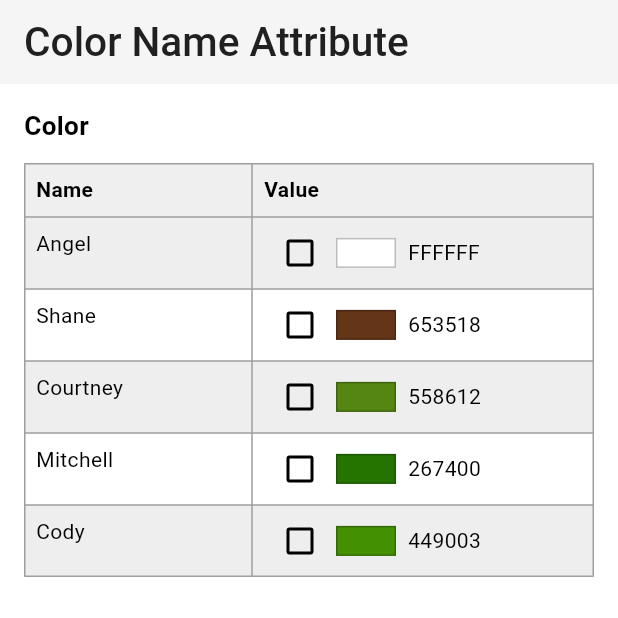
After one commit to nizam-app/Market-Jango-Backend-Update, a Flutter app: the VendorProductColorName screen opened by its route, on a phone screen of 412 x 824 dp, the top half of it. The commit adds this screen. Run offline on Flutter 3.47's test engine with Material 3 defaults, Android fonts, the phone set to English and light mode, and no system bars; our stand-ins replace carousel_slider, country_picker, fl_chart, flutter_colorpicker, flutter_rating, flutter_rating_bar and 9 more; network calls fail.

Commit message:
design full update

```diff
--- a/lib/core/widget/global_save_botton.dart
+++ b/lib/core/widget/global_save_botton.dart
@@ -1,6 +1,5 @@
 import 'package:flutter/material.dart';
 import 'package:flutter_screenutil/flutter_screenutil.dart';
-import 'package:go_router/go_router.dart';
 import 'package:market_jango/core/constants/color_control/all_color.dart';
 
 class GlobalSaveBotton extends StatelessWidget {
--- a/lib/features/buyer/screens/buyer_vendor_profile/buyer_vendor_profile_screen.dart
+++ b/lib/features/buyer/screens/buyer_vendor_profile/buyer_vendor_profile_screen.dart
@@ -5,7 +5,6 @@ import 'package:go_router/go_router.dart';
 import 'package:market_jango/core/widget/custom_new_product.dart';
 import 'package:market_jango/core/widget/see_more_button.dart';
 import 'package:market_jango/features/buyer/review/review_screen.dart';
-import 'package:market_jango/features/buyer/screens/home_screen.dart';
 import 'package:market_jango/features/buyer/screens/see_just_for_you_screen.dart';
 import 'package:market_jango/features/buyer/widgets/custom_discunt_card.dart';
 class BuyerVendorProfileScreen extends StatelessWidget {
--- a/lib/features/buyer/screens/cart/screen/cart_screen.dart
+++ b/lib/features/buyer/screens/cart/screen/cart_screen.dart
@@ -4,7 +4,6 @@ import 'package:market_jango/%20business_logic/models/cart_model.dart';
 import 'package:market_jango/core/constants/color_control/all_color.dart';
 import 'package:market_jango/features/buyer/screens/cart/data/cart_data.dart';
 import 'package:market_jango/core/widget/custom_total_checkout_section.dart';
-import 'package:market_jango/features/buyer/screens/prement/screen/buyer_payment_screen.dart';
 class CartScreen extends StatelessWidget {
   const CartScreen({super.key});
 
--- a/lib/features/transport/screens/transport_cancelled_details.dart
+++ b/lib/features/transport/screens/transport_cancelled_details.dart
@@ -100,7 +100,7 @@ class _TransportCancelledDetailsState extends State<TransportCancelledDetails> {
             //           ),
             //         ),
             //       },
-            //       // 👇 Add these to fix scroll conflict
+            //       //  Add these to fix scroll conflict
             //       gestureRecognizers: {
             //         Factory<OneSequenceGestureRecognizer>(
             //           () => EagerGestureRecognizer(),
--- a/lib/features/vendor/screens/product_edite_page.dart
+++ b/lib/features/vendor/screens/vendor_product_edit_page/screen/product_edite_page.dart
@@ -2,6 +2,7 @@ import 'dart:io';
 
 import 'package:flutter/material.dart';
 import 'package:flutter_screenutil/flutter_screenutil.dart';
+import 'package:go_router/go_router.dart';
 import 'package:image_picker/image_picker.dart';
 import 'package:market_jango/core/widget/TupperTextAndBackButton.dart';
 import 'package:market_jango/core/widget/global_save_botton.dart';
@@ -464,7 +465,9 @@ class _PriceAndImagesSectionState extends State<PriceAndImagesSection> {
             }),
           ),
           SizedBox(height: 20.h,)               ,
-          GlobalSaveBotton(bottonName: "Update Now", onPressed: (){})
+          GlobalSaveBotton(bottonName: "Update Now", onPressed: (){
+            context.push("location");
+          })
         ],
       ),
     );
--- /dev/null
+++ b/lib/features/vendor/screens/vendor_product_other_screen/screen/vendor_product_color_name.dart
@@ -0,0 +1,154 @@
+import 'package:flutter/material.dart';
+import 'package:flutter_colorpicker/flutter_colorpicker.dart';
+import 'package:flutter_screenutil/flutter_screenutil.dart';
+import 'package:market_jango/core/constants/color_control/all_color.dart';
+
+class VendorProductColorName extends StatefulWidget {
+  const VendorProductColorName({super.key});
+  static const routeName = '/vendorProductColorName';
+
+  @override
+  State<VendorProductColorName> createState() => _VendorProductColorNameState();
+}
+
+class _VendorProductColorNameState extends State<VendorProductColorName> {
+  final List<Map<String, dynamic>> colors = [
+    {"name": "Angel", "hex": "FFFFFF", "selected": false},
+    {"name": "Shane", "hex": "653518", "selected": false},
+    {"name": "Courtney", "hex": "558612", "selected": false},
+    {"name": "Mitchell", "hex": "267400", "selected": false},
+    {"name": "Cody", "hex": "449003", "selected": false},
+  ];
+
+  void _pickColor(int index) {
+    Color currentColor = Color(int.parse("0xFF${colors[index]['hex']}"));
+
+    showDialog(
+      context: context,
+      builder: (context) {
+        return AlertDialog(
+          title: const Text("Pick a color"),
+          content: SingleChildScrollView(
+            child: BlockPicker(
+              pickerColor: currentColor,
+              onColorChanged: (Color color) {
+                setState(() {
+                  colors[index]['hex'] =
+                      color.value.toRadixString(16).substring(2).toUpperCase();
+                });
+              },
+            ),
+          ),
+          actions: [
+            TextButton(
+              child: const Text("Close"),
+              onPressed: () => Navigator.pop(context),
+            )
+          ],
+        );
+      },
+    );
+  }
+
+  @override
+  Widget build(BuildContext context) {
+    return Scaffold(
+      backgroundColor: Colors.white,
+        appBar: AppBar(title: Text('Color Name Attribute', style: TextStyle(color: AllColor.black))),
+      body: Padding(
+        padding: const EdgeInsets.all(16),
+        child: Column(
+          crossAxisAlignment: CrossAxisAlignment.start,
+          children: [
+             Text(
+              "Color",
+              style: TextStyle(fontSize: 18.sp, fontWeight: FontWeight.bold),
+            ),
+             SizedBox(height: 12.h),
+
+            /// Table widget
+            Table(
+              border: TableBorder.all(color: Colors.grey),
+              columnWidths: const {
+                0: FlexColumnWidth(2), // Name
+                1: FlexColumnWidth(3), // Value
+              },
+              children: [
+                /// Header Row
+                const TableRow(
+                  decoration: BoxDecoration(color: Color(0xFFEFEFEF)),
+                  children: [
+                    Padding(
+                      padding: EdgeInsets.all(8),
+                      child: Text(
+                        "Name",
+                        style: TextStyle(fontWeight: FontWeight.bold),
+                      ),
+                    ),
+                    Padding(
+                      padding: EdgeInsets.all(8.0),
+                      child: Text(
+                        "Value",
+                        style: TextStyle(fontWeight: FontWeight.bold),
+                      ),
+                    ),
+                  ],
+                ),
+
+                /// Data Rows
+                ...List.generate(colors.length, (index) {
+                  return TableRow(
+                    decoration: BoxDecoration(
+                      color: index.isEven
+                          ? Colors.grey.shade200
+                          : Colors.white,
+                    ),
+                    children: [
+                      /// Name Column
+                      Padding(
+                        padding: const EdgeInsets.all(8.0),
+                        child: Text(colors[index]['name']),
+                      ),
+
+                      /// Checkbox + Hex value
+                      Padding(
+                        padding: const EdgeInsets.symmetric(horizontal: 8.0),
+                        child: Row(
+                          children: [
+                            Checkbox(
+                              value: colors[index]['selected'],
+                              onChanged: (val) {
+                                setState(() {
+                                  colors[index]['selected'] = val ?? false;
+                                });
+                              },
+                            ),
+                            InkWell(
+                              onTap: () => _pickColor(index),
+                              child: Container(
+                                width: 40,
+                                height: 20,
+                                margin: const EdgeInsets.only(right: 8),
+                                decoration: BoxDecoration(
+                                  color: Color(
+                                    int.parse("0xFF${colors[index]['hex']}"),
+                                  ),
+                                  border: Border.all(color: Colors.black26),
+                                ),
+                              ),
+                            ),
+                            Text(colors[index]['hex']),
+                          ],
+                        ),
+                      ),
+                    ],
+                  );
+                }),
+              ],
+            ),
+          ],
+        ),
+      ),
+    );
+  }
+}
--- a/lib/routes/app_routes.dart
+++ b/lib/routes/app_routes.dart
@@ -45,7 +45,7 @@ import 'package:market_jango/features/auth/screens/verification_screen.dart';
 import 'package:market_jango/features/buyer/screens/filter/screen/filter_screen.dart';
 import 'package:market_jango/features/buyer/screens/home_screen.dart';
 import 'package:market_jango/features/navbar/screen/vendor_bottom_nav.dart';
-import 'package:market_jango/features/vendor/screens/category_add_page.dart';
+import 'package:market_jango/features/vendor/screens/vendor_category_add_page/screen/category_add_page.dart';
 import 'package:market_jango/features/vendor/screens/my_product_color/screen/my_product_color.dart';
 import 'package:market_jango/features/vendor/screens/product_edit/screen/product_edit_screen.dart';
 import 'package:market_jango/features/transport/screens/add_card_screen.dart';
@@ -65,13 +65,15 @@ import 'package:market_jango/features/transport/screens/transport_message.dart';
 import 'package:market_jango/features/transport/screens/transport_notifications.dart';
 import 'package:market_jango/features/transport/screens/transport_setting.dart';
 import 'package:market_jango/core/screen/global_tracking_screen_1.dart';
+import 'package:market_jango/features/vendor/screens/vendor_product_color/screen/vendor_product_color.dart';
 
-import 'package:market_jango/features/vendor/screens/product_edite_page.dart';
+import 'package:market_jango/features/vendor/screens/vendor_product_edit_page/screen/product_edite_page.dart';
 import 'package:market_jango/features/vendor/screens/vendor_assigned_order/screen/vendor_assigned_order.dart';
 import 'package:market_jango/features/vendor/screens/vendor_cancelled_screen/screen/vendor_cancelled_screen.dart';
 import 'package:market_jango/features/vendor/screens/vendor_driver_list/screen/vendor_driver_list.dart';
 import 'package:market_jango/features/vendor/screens/vendor_my_product_screen.dart/screen/vendor_my_product_screen.dart';
 import 'package:market_jango/features/vendor/screens/vendor_pending_secrren/screen/vendor_pending_screen.dart';
+import 'package:market_jango/features/vendor/screens/vendor_product_other_screen/screen/vendor_product_color_name.dart';
 import 'package:market_jango/features/vendor/screens/vendor_profile_edit/screen/vendor_edit_profile.dart';
 import 'package:market_jango/features/vendor/screens/vendor_notification/screen/vendor_notifications.dart';
 import 'package:market_jango/features/vendor/screens/vendor_order_cancel/screen/vendor_order_cancel.dart';
@@ -85,7 +87,7 @@ import 'package:market_jango/features/vendor/screens/vendor_transport_details/sc
 
 import '../features/auth/screens/forgot_password_screen.dart';
 import '../features/auth/screens/login/screen/login_screen.dart';
-import '../features/vendor/screens/my_product_size.dart';
+import '../features/vendor/screens/vendor_my_product_size/screen/my_product_size.dart';
 
 final GoRouter router = GoRouter(
   initialLocation: SplashScreen.routeName,
@@ -271,6 +273,17 @@ GoRoute(
     path:VendorMyProductScreen.routeName,
     name: 'vendorMyProductScreen',
     builder: (context,state)=>const VendorMyProductScreen(),
+     ),
+
+  GoRoute(
+    path:VendorProductColor.routeName,
+    name: 'vendorProductColor',
+    builder: (context,state)=> VendorProductColor(),
+     ),
+  GoRoute(
+    path:VendorProductColorName.routeName,
+    name: 'vendorProductColorName',
+    builder: (context,state)=> VendorProductColorName(),
      ),
 
 
```
Also changed, not shown: lib/features/vendor/screens/vendor_my_product_screen.dart/screen/vendor_my_product_screen.dart (+169 -32 lines), lib/features/vendor/screens/vendor_notification/screen/vendor_notifications.dart (+4 -5 lines), lib/features/vendor/screens/vendor_product_color/screen/vendor_product_color.dart (added, +148 -0 lines), lib/features/vendor/screens/vendor_category_add_page/screen/category_add_page.dart (renamed from lib/features/vendor/screens/category_add_page.dart), lib/features/vendor/screens/vendor_my_product_size/screen/my_product_size.dart (renamed from lib/features/vendor/screens/my_product_size.dart), pubspec.lock.
